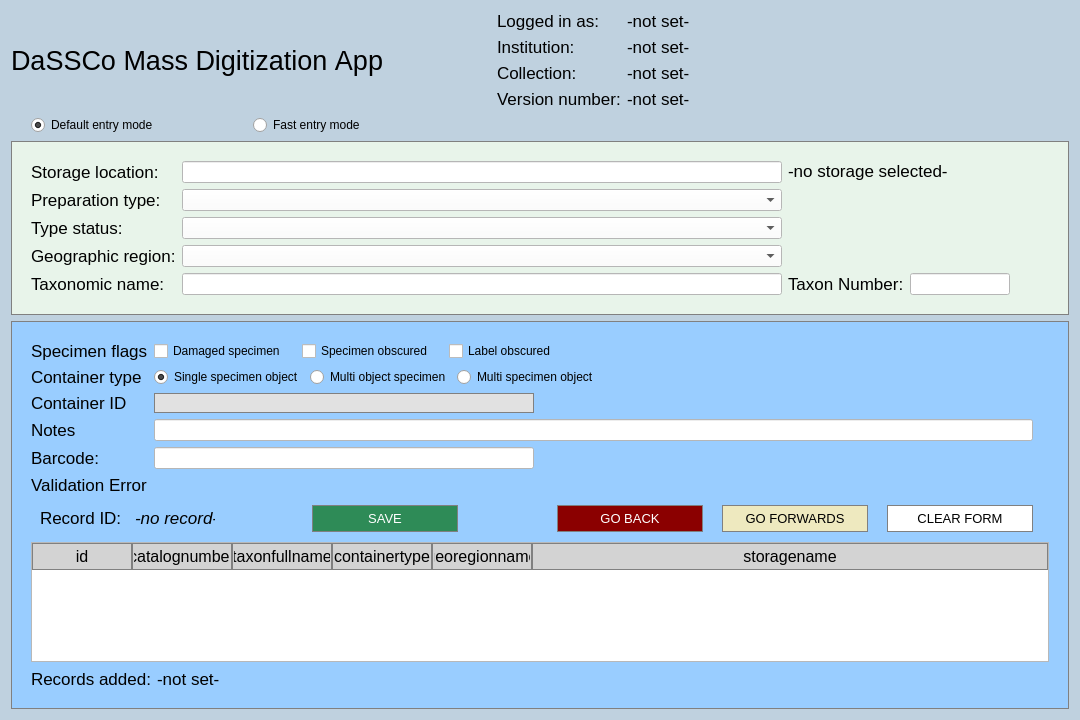
First picture: the form in MassDigitizer/ui/specimendataentry.ui, repository NHMDenmark/Mass-Digitizer, before the edit.
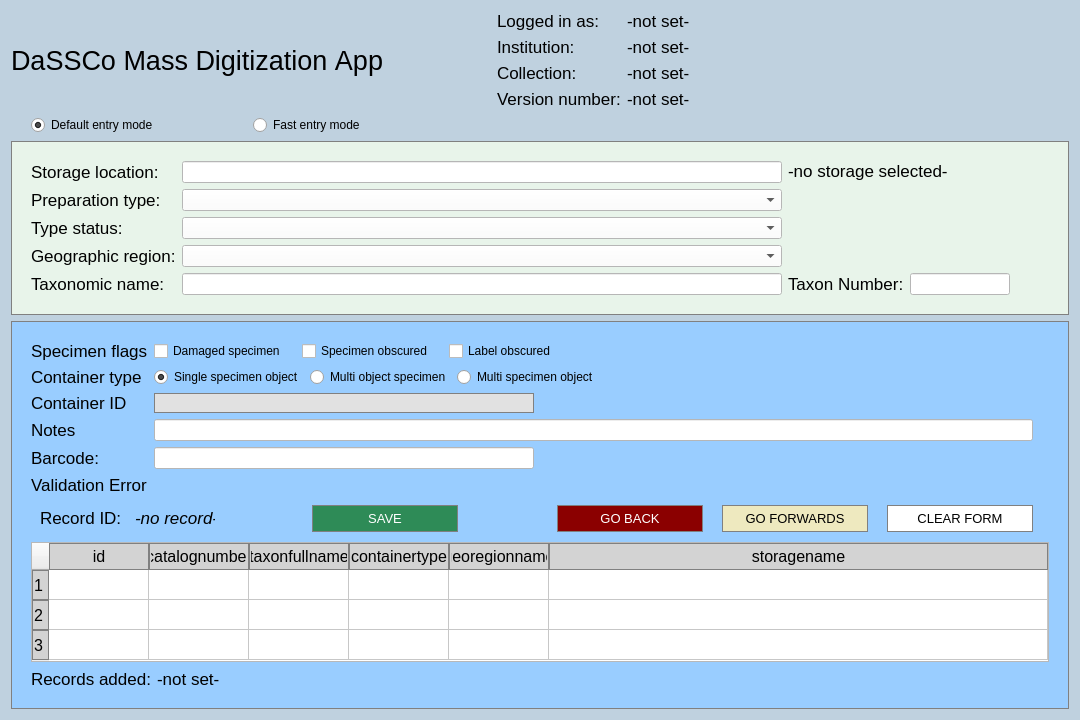
Second picture: the form after the edit. Icons and pictures are not drawn.

```diff
--- a/MassDigitizer/ui/specimendataentry.ui
+++ b/MassDigitizer/ui/specimendataentry.ui
@@ -862,12 +862,21 @@
             }
           </string>
           </property>
+          <property name="editTriggers">
+           <set>QAbstractItemView::EditTrigger::NoEditTriggers</set>
+          </property>
+          <property name="rowCount">
+           <number>3</number>
+          </property>
           <attribute name="horizontalHeaderDefaultSectionSize">
            <number>100</number>
           </attribute>
           <attribute name="horizontalHeaderStretchLastSection">
            <bool>true</bool>
           </attribute>
+          <row/>
+          <row/>
+          <row/>
           <column>
            <property name="text">
             <string>id</string>
```
